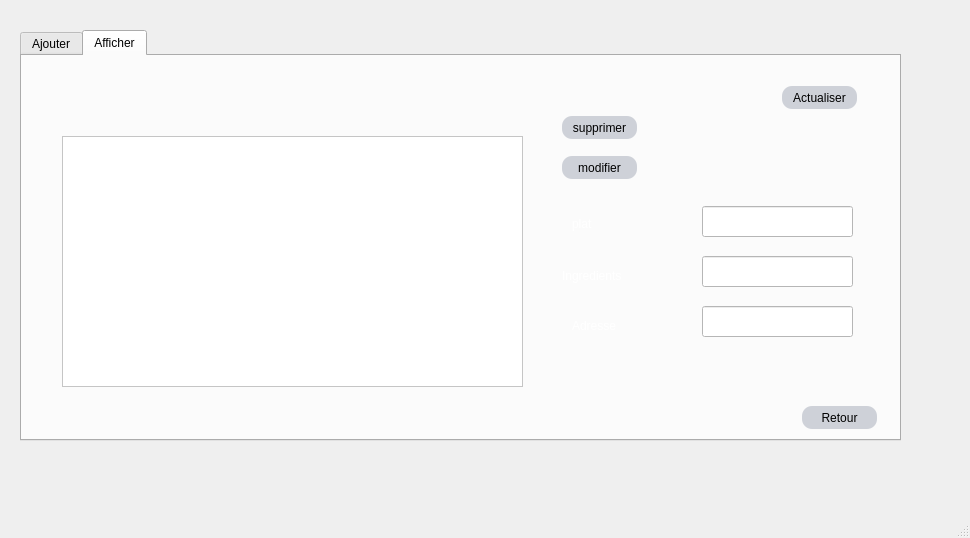
This is mainwindow.ui in ZeinebHaraketi/Smart_Home_Delivery_Compapny_2A14 as Qt 5 draws it before an edit. The edited form follows.
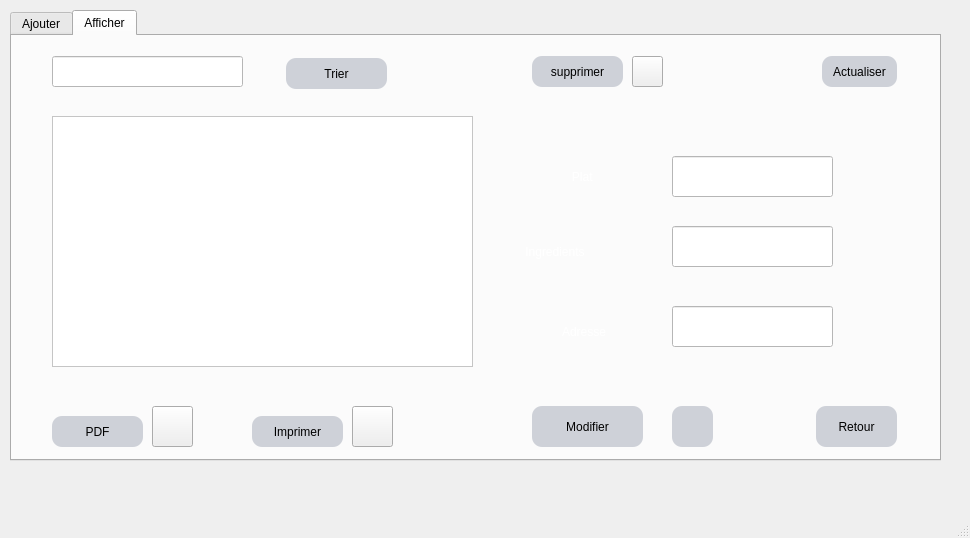
This is the edited form. The open tabs and pages were chosen to show the change. Icons and pictures are not drawn.

Patch:
```diff
--- a/mainwindow.ui
+++ b/mainwindow.ui
@@ -1053,10 +1053,10 @@
      <widget class="QTabWidget" name="tabWidget_2">
       <property name="geometry">
        <rect>
-        <x>70</x>
-        <y>30</y>
-        <width>881</width>
-        <height>411</height>
+        <x>60</x>
+        <y>10</y>
+        <width>931</width>
+        <height>451</height>
        </rect>
       </property>
       <property name="styleSheet">
@@ -1271,10 +1271,10 @@
        <widget class="QPushButton" name="actualiser2">
         <property name="geometry">
          <rect>
-          <x>760</x>
-          <y>30</y>
+          <x>810</x>
+          <y>20</y>
           <width>75</width>
-          <height>23</height>
+          <height>31</height>
          </rect>
         </property>
         <property name="styleSheet">
@@ -1299,10 +1299,10 @@
        <widget class="QPushButton" name="modifier2">
         <property name="geometry">
          <rect>
-          <x>540</x>
-          <y>100</y>
-          <width>75</width>
-          <height>23</height>
+          <x>520</x>
+          <y>370</y>
+          <width>111</width>
+          <height>41</height>
          </rect>
         </property>
         <property name="styleSheet">
@@ -1321,16 +1321,16 @@
 </string>
         </property>
         <property name="text">
-         <string>modifier</string>
+         <string>Modifier</string>
         </property>
        </widget>
        <widget class="QPushButton" name="supprimer2">
         <property name="geometry">
          <rect>
-          <x>540</x>
-          <y>60</y>
-          <width>75</width>
-          <height>23</height>
+          <x>520</x>
+          <y>20</y>
+          <width>91</width>
+          <height>31</height>
          </rect>
         </property>
         <property name="styleSheet">
@@ -1355,10 +1355,10 @@
        <widget class="QPushButton" name="retour2">
         <property name="geometry">
          <rect>
-          <x>780</x>
-          <y>350</y>
-          <width>75</width>
-          <height>23</height>
+          <x>804</x>
+          <y>370</y>
+          <width>81</width>
+          <height>41</height>
          </rect>
         </property>
         <property name="styleSheet">
@@ -1385,21 +1385,24 @@
          <rect>
           <x>40</x>
           <y>80</y>
-          <width>461</width>
+          <width>421</width>
           <height>251</height>
          </rect>
         </property>
         <property name="styleSheet">
-         <string notr="true">background-color: rgb(255, 255, 255);</string>
+         <string notr="true">background-color: rgb(255, 255, 255);
+color: rgb(0, 0, 0);
+font: 75 11pt &quot;MS Shell Dlg 2&quot;;
+font: 75 9pt &quot;MS Shell Dlg 2&quot;;</string>
         </property>
        </widget>
        <widget class="QLineEdit" name="line6">
         <property name="geometry">
          <rect>
-          <x>680</x>
-          <y>150</y>
-          <width>151</width>
-          <height>31</height>
+          <x>660</x>
+          <y>120</y>
+          <width>161</width>
+          <height>41</height>
          </rect>
         </property>
         <property name="styleSheet">
@@ -1413,10 +1416,10 @@
        <widget class="QLineEdit" name="line8">
         <property name="geometry">
          <rect>
-          <x>680</x>
-          <y>200</y>
-          <width>151</width>
-          <height>31</height>
+          <x>660</x>
+          <y>190</y>
+          <width>161</width>
+          <height>41</height>
          </rect>
         </property>
         <property name="styleSheet">
@@ -1430,10 +1433,10 @@
        <widget class="QLineEdit" name="line15">
         <property name="geometry">
          <rect>
-          <x>680</x>
-          <y>250</y>
-          <width>151</width>
-          <height>31</height>
+          <x>660</x>
+          <y>270</y>
+          <width>161</width>
+          <height>41</height>
          </rect>
         </property>
         <property name="styleSheet">
@@ -1448,9 +1451,9 @@
         <property name="geometry">
          <rect>
           <x>550</x>
-          <y>160</y>
-          <width>91</width>
-          <height>16</height>
+          <y>120</y>
+          <width>61</width>
+          <height>41</height>
          </rect>
         </property>
         <property name="styleSheet">
@@ -1458,16 +1461,16 @@
 color: rgb(255, 255, 255);</string>
         </property>
         <property name="text">
-         <string>plat</string>
+         <string>   Plat</string>
         </property>
        </widget>
        <widget class="QLabel" name="label_16">
         <property name="geometry">
          <rect>
-          <x>540</x>
-          <y>210</y>
-          <width>101</width>
-          <height>20</height>
+          <x>510</x>
+          <y>200</y>
+          <width>111</width>
+          <height>31</height>
          </rect>
         </property>
         <property name="styleSheet">
@@ -1475,16 +1478,16 @@
 color: rgb(255, 255, 255);</string>
         </property>
         <property name="text">
-         <string>Ingredients</string>
+         <string> Ingredients</string>
         </property>
        </widget>
        <widget class="QLabel" name="label_17">
         <property name="geometry">
          <rect>
           <x>550</x>
-          <y>260</y>
+          <y>280</y>
           <width>71</width>
-          <height>20</height>
+          <height>31</height>
          </rect>
         </property>
         <property name="styleSheet">
@@ -1495,6 +1498,190 @@
          <string>Adresse</string>
         </property>
        </widget>
+       <widget class="QPushButton" name="pushButton_4">
+        <property name="geometry">
+         <rect>
+          <x>274</x>
+          <y>22</y>
+          <width>101</width>
+          <height>31</height>
+         </rect>
+        </property>
+        <property name="styleSheet">
+         <string notr="true">
+QPushButton{
+background:#ced1d8;
+border-style:outset;
+border-radius:10px;
+}
+QPushButton:pressed{
+background-color:rgb(224,0,0);
+border-style:inset;}
+QPushButton:hover {
+    background-color:rgb(255, 255, 0);
+    }
+</string>
+        </property>
+        <property name="text">
+         <string>Trier</string>
+        </property>
+       </widget>
+       <widget class="QPushButton" name="PDF_2">
+        <property name="geometry">
+         <rect>
+          <x>40</x>
+          <y>380</y>
+          <width>91</width>
+          <height>31</height>
+         </rect>
+        </property>
+        <property name="styleSheet">
+         <string notr="true">
+QPushButton{
+background:#ced1d8;
+border-style:outset;
+border-radius:10px;
+	
+}
+QPushButton:pressed{
+background-color:rgb(224,0,0);
+border-style:inset;}
+QPushButton:hover {
+    
+	background-color: rgb(85, 255, 255);
+    }
+</string>
+        </property>
+        <property name="text">
+         <string>PDF</string>
+        </property>
+       </widget>
+       <widget class="QPushButton" name="imprimer_2">
+        <property name="geometry">
+         <rect>
+          <x>240</x>
+          <y>380</y>
+          <width>91</width>
+          <height>31</height>
+         </rect>
+        </property>
+        <property name="styleSheet">
+         <string notr="true">
+QPushButton{
+background:#ced1d8;
+border-style:outset;
+border-radius:10px;
+	
+}
+QPushButton:pressed{
+background-color:rgb(224,0,0);
+border-style:inset;}
+QPushButton:hover {
+    
+	background-color: rgb(85, 255, 255);
+    }
+
+</string>
+        </property>
+        <property name="text">
+         <string>Imprimer</string>
+        </property>
+       </widget>
+       <widget class="QLineEdit" name="rechercher_2">
+        <property name="geometry">
+         <rect>
+          <x>40</x>
+          <y>20</y>
+          <width>191</width>
+          <height>31</height>
+         </rect>
+        </property>
+        <property name="styleSheet">
+         <string notr="true">color: rgb(255, 255, 255);
+color: rgb(255, 255, 255);
+background-color: rgb(255, 255, 255);</string>
+        </property>
+        <property name="placeholderText">
+         <string>RECHERCHER...</string>
+        </property>
+       </widget>
+       <widget class="QPushButton" name="pushButton_20">
+        <property name="geometry">
+         <rect>
+          <x>620</x>
+          <y>20</y>
+          <width>31</width>
+          <height>31</height>
+         </rect>
+        </property>
+        <property name="styleSheet">
+         <string notr="true">image: url(:/supp.png);</string>
+        </property>
+        <property name="text">
+         <string/>
+        </property>
+       </widget>
+       <widget class="QPushButton" name="pushButton_21">
+        <property name="geometry">
+         <rect>
+          <x>660</x>
+          <y>370</y>
+          <width>41</width>
+          <height>41</height>
+         </rect>
+        </property>
+        <property name="styleSheet">
+         <string notr="true">
+QPushButton{
+background:#ced1d8;
+border-style:outset;
+border-radius:10px;
+	image: url(:/modif.png);
+}
+QPushButton:pressed{
+background-color:rgb(224,0,0);
+border-style:inset;}
+QPushButton:hover {
+   background-color: rgb(255, 255, 0);
+    }
+</string>
+        </property>
+        <property name="text">
+         <string/>
+        </property>
+       </widget>
+       <widget class="QPushButton" name="pushButton_19">
+        <property name="geometry">
+         <rect>
+          <x>140</x>
+          <y>370</y>
+          <width>41</width>
+          <height>41</height>
+         </rect>
+        </property>
+        <property name="styleSheet">
+         <string notr="true">image: url(:/pdf1.png);</string>
+        </property>
+        <property name="text">
+         <string/>
+        </property>
+       </widget>
+       <widget class="QPushButton" name="pushButton_22">
+        <property name="geometry">
+         <rect>
+          <x>340</x>
+          <y>370</y>
+          <width>41</width>
+          <height>41</height>
+         </rect>
+        </property>
+        <property name="styleSheet">
+         <string notr="true">image: url(:/impr.png);</string>
+        </property>
+        <property name="text">
+         <string/>
+        </property>
+       </widget>
       </widget>
      </widget>
     </widget>
```
Left out of the diff: 400 changed lines with no effect on the pictures.
